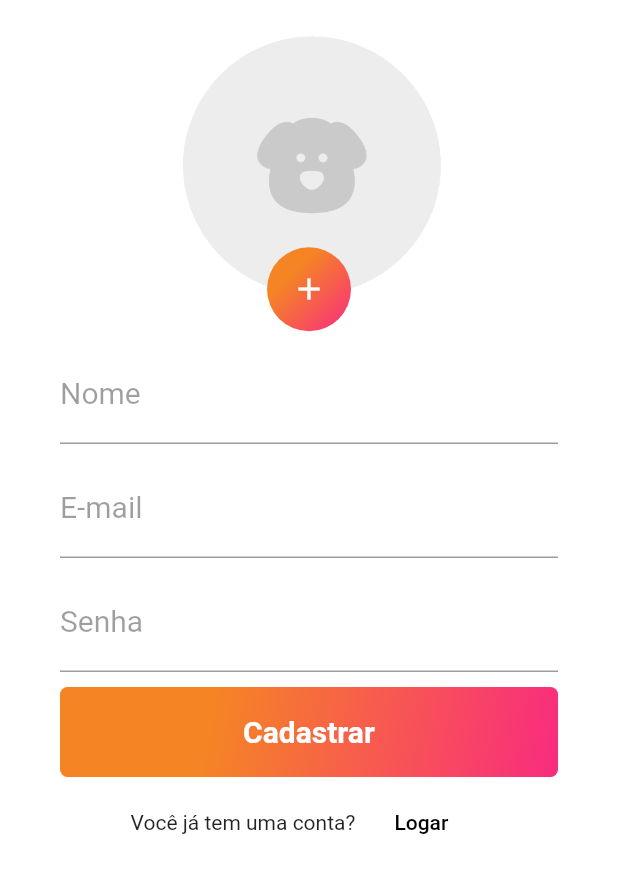
After one commit to igorsily/flutter-doglife, a Flutter app: the screen it shows after launch, after a tap on "Cadastre-se", on a phone screen of 412 x 824 dp. The commit adds this screen. Shown: the top 873 px of the screen. Run offline on Flutter 3.47's test engine with Material 2 defaults, Android fonts, the phone set to English and light mode, and no system bars.

Commit message:
add signup page

```diff
--- a/lib/pages/login_page.dart
+++ b/lib/pages/login_page.dart
@@ -1,4 +1,5 @@
 import 'package:doglife/pages/reset-password_page.dart';
+import 'package:doglife/pages/signup_page.dart';
 import 'package:flutter/material.dart';
 
 class LoginPage extends StatelessWidget {
@@ -160,12 +161,17 @@ class LoginPage extends StatelessWidget {
               height: 40,
               alignment: Alignment.center,
               child: FlatButton(
-                onPressed: null,
                 child: Text(
                   "Cadastre-se",
                   textAlign: TextAlign.right,
                   style: TextStyle(
                     color: Colors.black,
+                  ),
+                ),
+                onPressed: () => Navigator.push(
+                  context,
+                  MaterialPageRoute(
+                    builder: (context) => SignUpPage(),
                   ),
                 ),
               ),
--- /dev/null
+++ b/lib/pages/signup_page.dart
@@ -0,0 +1,171 @@
+import 'package:flutter/material.dart';
+
+class SignUpPage extends StatelessWidget {
+  @override
+  Widget build(BuildContext context) {
+    return Scaffold(
+      body: Container(
+        padding: EdgeInsets.only(
+          top: 10,
+          left: 40,
+          right: 40,
+        ),
+        color: Colors.white,
+        child: ListView(
+          children: <Widget>[
+            Container(
+              height: 200,
+              width: 200,
+              alignment: Alignment(0, 1.15),
+              decoration: BoxDecoration(
+                image: DecorationImage(
+                  image: AssetImage('assets/profile-picture.png'),
+                  fit: BoxFit.fitHeight,
+                ),
+              ),
+              child: Container(
+                height: 56,
+                width: 56,
+                alignment: Alignment.center,
+                decoration: BoxDecoration(
+                  gradient: LinearGradient(
+                    begin: Alignment.topLeft,
+                    end: Alignment.bottomRight,
+                    stops: [0.3, 1],
+                    colors: [
+                      Color(0xFFF58524),
+                      Color(0xFFF92B7F),
+                    ],
+                  ),
+                  borderRadius: BorderRadius.all(
+                    Radius.circular(60),
+                  ),
+                ),
+                child: SizedBox.expand(
+                  child: FlatButton(
+                    child: Icon(
+                      Icons.add,
+                      color: Colors.white,
+                    ),
+                    onPressed: null,
+                  ),
+                ),
+              ),
+            ),
+            Padding(
+              padding: const EdgeInsets.only(top: 20),
+              child: TextFormField(
+                // autofocus: true,
+                keyboardType: TextInputType.text,
+                decoration: InputDecoration(
+                    labelText: 'Nome',
+                    labelStyle: TextStyle(
+                      color: Colors.black38,
+                      fontWeight: FontWeight.w400,
+                      fontSize: 20,
+                    )),
+                style: TextStyle(fontSize: 20),
+              ),
+            ),
+            Padding(
+              padding: const EdgeInsets.only(top: 10),
+              child: TextFormField(
+                // autofocus: true,
+                keyboardType: TextInputType.emailAddress,
+                decoration: InputDecoration(
+                    labelText: 'E-mail',
+                    labelStyle: TextStyle(
+                      color: Colors.black38,
+                      fontWeight: FontWeight.w400,
+                      fontSize: 20,
+                    )),
+                style: TextStyle(fontSize: 20),
+              ),
+            ),
+            Padding(
+              padding: const EdgeInsets.only(top: 10),
+              child: TextFormField(
+                // autofocus: true,
+                keyboardType: TextInputType.text,
+                obscureText: true,
+                decoration: InputDecoration(
+                  labelText: 'Senha',
+                  labelStyle: TextStyle(
+                    color: Colors.black38,
+                    fontWeight: FontWeight.w400,
+                    fontSize: 20,
+                  ),
+                ),
+                style: TextStyle(fontSize: 20),
+              ),
+            ),
+            Padding(
+              padding: const EdgeInsets.only(top: 10),
+              child: Container(
+                height: 60,
+                alignment: Alignment.centerLeft,
+                decoration: BoxDecoration(
+                  gradient: LinearGradient(
+                    begin: Alignment.topLeft,
+                    end: Alignment.bottomRight,
+                    stops: [0.3, 1],
+                    colors: [
+                      Color(0xFFF58524),
+                      Color(0xFFF92B7F),
+                    ],
+                  ),
+                  borderRadius: BorderRadius.all(
+                    Radius.circular(5),
+                  ),
+                ),
+                child: SizedBox.expand(
+                  child: FlatButton(
+                    child: Text(
+                      'Cadastrar',
+                      style: TextStyle(
+                        fontWeight: FontWeight.bold,
+                        color: Colors.white,
+                        fontSize: 20,
+                      ),
+                      textAlign: TextAlign.center,
+                    ),
+                    onPressed: () {},
+                  ),
+                ),
+              ),
+            ),
+            Padding(
+              padding: const EdgeInsets.only(top: 10),
+              child: Container(
+                  height: 40,
+                  alignment: Alignment.center,
+                  child: Row(
+                    mainAxisAlignment: MainAxisAlignment.center,
+                    children: <Widget>[
+                      Text(
+                        "Você já tem uma conta?",
+                        textAlign: TextAlign.left,
+                      ),
+                      FlatButton(
+                        child: Text(
+                          "Logar",
+                          style: TextStyle(
+                            color: Colors.black,
+                          ),
+                        ),
+                        onPressed: () {
+                          Navigator.pop(
+                            context,
+                            false,
+                          );
+                        },
+                      ),
+                    ],
+                  )),
+            ),
+          ],
+        ),
+      ),
+    );
+  }
+}
```
